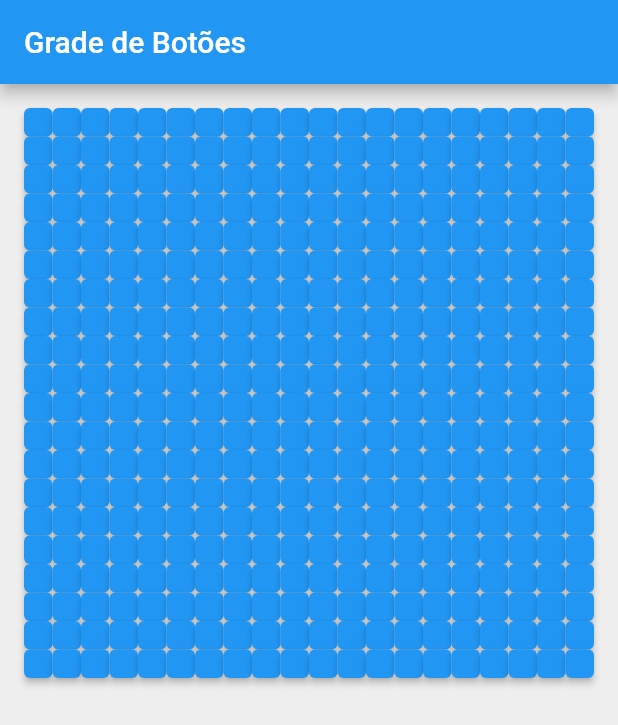
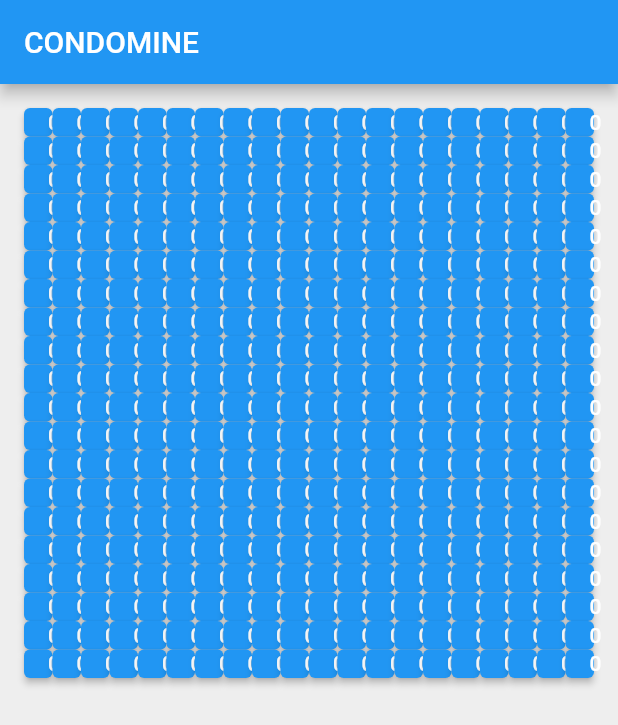
Before and after one commit to WillianColombo/condomine, a Flutter app: the screen it shows after launch, on a phone screen of 412 x 824 dp. Shown: the top 725 px of the screen. Run offline on Flutter 3.47's test engine with Material 2 defaults, Android fonts, the phone set to English and light mode, and no system bars.

Commit message:
Ajustes tabuleiro e campos

```diff
--- a/lib/main.dart
+++ b/lib/main.dart
@@ -2,18 +2,21 @@ import 'package:flutter/material.dart';
 import 'package:campominado/models/tabuleiro.dart';
 
 void main() {
-  runApp(MyApp());
+  runApp(const MyApp());
 }
 
 class MyApp extends StatelessWidget {
+  const MyApp({super.key});
+
   @override
   Widget build(BuildContext context) {
     return MaterialApp(
+      debugShowCheckedModeBanner: false, //retira o rótulo "debug" da AppBar
       home: Scaffold(
         appBar: AppBar(
-          title: Text('Grade de Botões'),
+          title: const Text('CONDOMINE'),
         ),
-        body: Tabuleiro(), // Utiliza o novo widget personalizado
+        body: Tabuleiro(), // Vincula o tabuleiro a tela
       ),
     );
   }
--- a/lib/models/campo.dart
+++ b/lib/models/campo.dart
@@ -1,11 +1,26 @@
-class Campo {
+import 'package:flutter/material.dart';
+import 'package:campominado/models/tabuleiro.dart';
+
+class Campo extends StatelessWidget {
+  //const Campo({super.key});
+
   bool _minado = false;
   bool _aberto = false;
   int qtdBombasAdj = 0;
 
-  Campo(this._aberto, this._minado, this.qtdBombasAdj);
+  void _abrir(){
+    print("Abrir");
+  }
 
-  //método revelar campos livres
+  @override
+  Widget build(BuildContext context) {
+    return ElevatedButton(
+      style: ButtonStyle(
+        fixedSize: MaterialStateProperty.all(const Size(100, 100))
+      ),
+      onPressed: _abrir,
+      child: const Text("0")
 
-
+    );
+  }
 }
--- a/lib/models/tabuleiro.dart
+++ b/lib/models/tabuleiro.dart
@@ -2,14 +2,18 @@ import 'package:campominado/models/campo.dart';
 import 'package:flutter/material.dart';
 
   class Tabuleiro extends StatelessWidget {
-    //const Tabuleiro({super.key});
+    Tabuleiro({super.key});
 
     final int _linhas = 20; //Define o número de linhas para o tabuleiro
     final int _colunas = 20; //Define o número de colunas para o tabuleiro
 
     @override
     Widget build(BuildContext context) {
+      final screenWidth = MediaQuery.of(context).size.width;
+      final screenHeight = MediaQuery.of(context).size.height;
   return Container(
+    height: screenHeight,
+    width: screenWidth,
     color: Colors.grey[200],
     padding: const EdgeInsets.all(16.0),
     child: GridView.count(
@@ -17,12 +21,7 @@ import 'package:flutter/material.dart';
       children: <Widget>[
         for (var i = 0; i < _linhas; i++)
           for (var j = 0; j < _colunas; j++)
-            ElevatedButton(
-              onPressed: () {
-                print("Abrir");
-              },
-              child: const Text('Botão'),
-            ),
+            Campo()
       ],
     ),
   );
```
